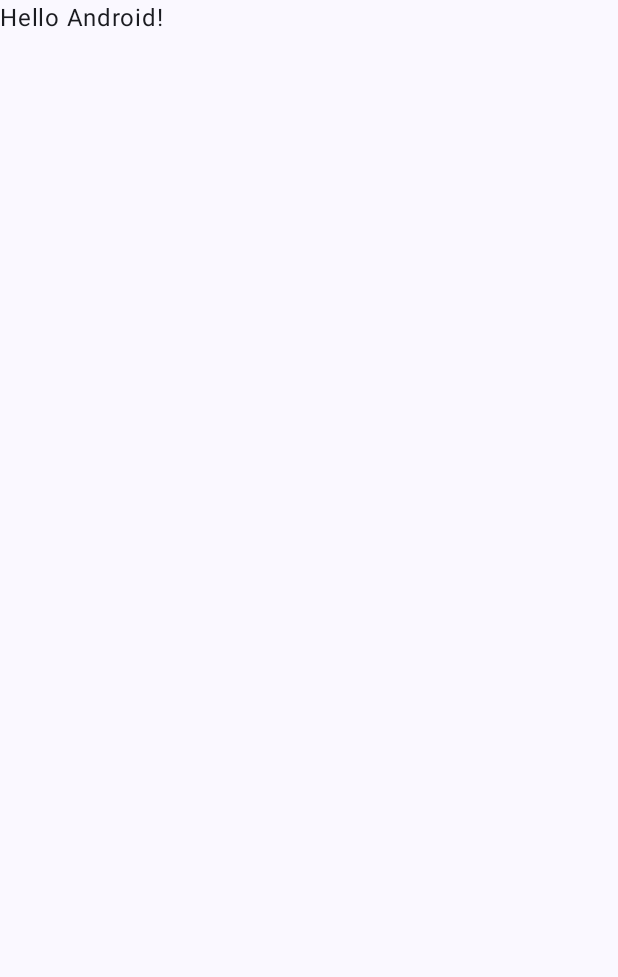
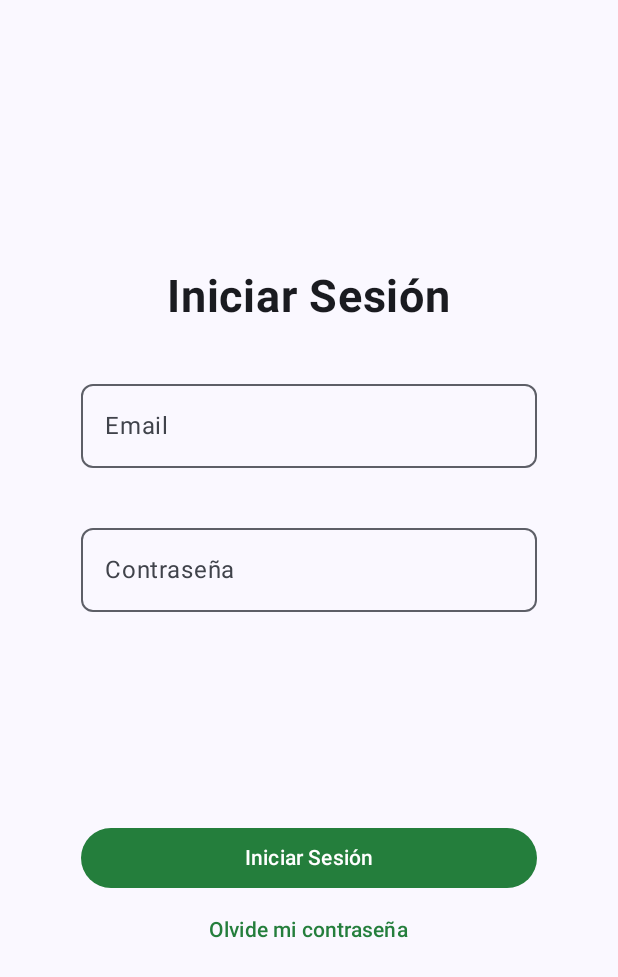
Before and after one commit to anhuar-ma/tentzo-android, an Android app built with Jetpack Compose: the screen it shows after launch (MainActivity), on a phone screen of 412 x 824 dp. Before the commit the part shown is almost empty. Shown: the top 977 px of the screen. Run offline under Robolectric (Android 15) with nearby library versions, the phone set to English and light mode, and no system bars.

Commit message:
"Inicia Sesión" añadido

```diff
--- a/app/src/main/java/com/example/tentzo_android/MainActivity.kt
+++ b/app/src/main/java/com/example/tentzo_android/MainActivity.kt
@@ -4,13 +4,34 @@ import android.os.Bundle
 import androidx.activity.ComponentActivity
 import androidx.activity.compose.setContent
 import androidx.activity.enableEdgeToEdge
+import androidx.compose.foundation.layout.Arrangement
+import androidx.compose.foundation.layout.Column
+import androidx.compose.foundation.layout.Spacer
 import androidx.compose.foundation.layout.fillMaxSize
+import androidx.compose.foundation.layout.fillMaxWidth
+import androidx.compose.foundation.layout.imePadding
 import androidx.compose.foundation.layout.padding
+import androidx.compose.foundation.shape.RoundedCornerShape
+import androidx.compose.material3.Button
+import androidx.compose.material3.ButtonDefaults
+import androidx.compose.material3.OutlinedTextField
 import androidx.compose.material3.Scaffold
 import androidx.compose.material3.Text
+import androidx.compose.material3.TextField
+import androidx.compose.material3.TextFieldDefaults
 import androidx.compose.runtime.Composable
+import androidx.compose.runtime.mutableStateOf
+import androidx.compose.runtime.remember
+import androidx.compose.ui.Alignment
 import androidx.compose.ui.Modifier
+import androidx.compose.ui.graphics.Color
+import androidx.compose.ui.graphics.Shape
+import androidx.compose.ui.graphics.vector.rememberVectorPainter
+import androidx.compose.ui.text.font.Font
+import androidx.compose.ui.text.font.FontWeight
 import androidx.compose.ui.tooling.preview.Preview
+import androidx.compose.ui.unit.dp
+import androidx.compose.ui.unit.sp
 import com.example.tentzo_android.ui.theme.TentzoandroidTheme
 
 class MainActivity : ComponentActivity() {
@@ -20,8 +41,7 @@ class MainActivity : ComponentActivity() {
         setContent {
             TentzoandroidTheme {
                 Scaffold(modifier = Modifier.fillMaxSize()) { innerPadding ->
-                    Greeting(
-                        name = "Android",
+                    IniciarSesion(
                         modifier = Modifier.padding(innerPadding)
                     )
                 }
@@ -31,17 +51,77 @@ class MainActivity : ComponentActivity() {
 }
 
 @Composable
-fun Greeting(name: String, modifier: Modifier = Modifier) {
-    Text(
-        text = "Hello $name!",
+fun IniciarSesion(modifier: Modifier = Modifier) {
+    val emailState = remember { mutableStateOf("") }
+    val contrasena = remember { mutableStateOf("") }
+    Column(
+
+        horizontalAlignment = Alignment.CenterHorizontally,
+        verticalArrangement = Arrangement.Center,
         modifier = modifier
-    )
+            .fillMaxSize()
+            .padding(16.dp)
+            .imePadding()
+    ) {
+
+        Text(
+            text = "Iniciar Sesión",
+            fontSize = 30.sp,
+            fontWeight = FontWeight.Bold
+        )
+        Spacer(modifier = Modifier.padding(16.dp))
+        OutlinedTextField(
+            value = emailState.value,
+            onValueChange = { emailState.value = it },
+            label = { Text("Email") },
+            shape = RoundedCornerShape(8.dp),
+            modifier = Modifier
+                .fillMaxWidth(0.8f)
+        )
+
+        Spacer(modifier = Modifier.padding(16.dp))
+
+        OutlinedTextField(
+            value = contrasena.value,
+            onValueChange = { contrasena.value = it },
+            label = { Text("Contraseña") },
+            shape = RoundedCornerShape(8.dp),
+            modifier = Modifier
+                .fillMaxWidth(0.8f)
+        )
+        Spacer(modifier = Modifier.padding(70.dp))
+        Button(
+            onClick = {},
+
+            colors = ButtonDefaults.buttonColors(containerColor = Color(0xFF247E3C)),
+            modifier = Modifier
+                .fillMaxWidth(0.8f)
+        ) {
+            Text(text = "Iniciar Sesión")
+        }
+
+
+        Button(
+            onClick = {},
+
+            colors = ButtonDefaults.buttonColors(containerColor = Color(0)),
+            modifier = Modifier
+                .fillMaxWidth(0.8f)
+        ) {
+            Text(
+                text = "Olvide mi contraseña",
+                color = Color(0xFF247E3C)
+            )
+
+        }
+
+    }
 }
 
 @Preview(showBackground = true)
 @Composable
 fun GreetingPreview() {
     TentzoandroidTheme {
-        Greeting("Android")
+        IniciarSesion()
     }
 }
```
